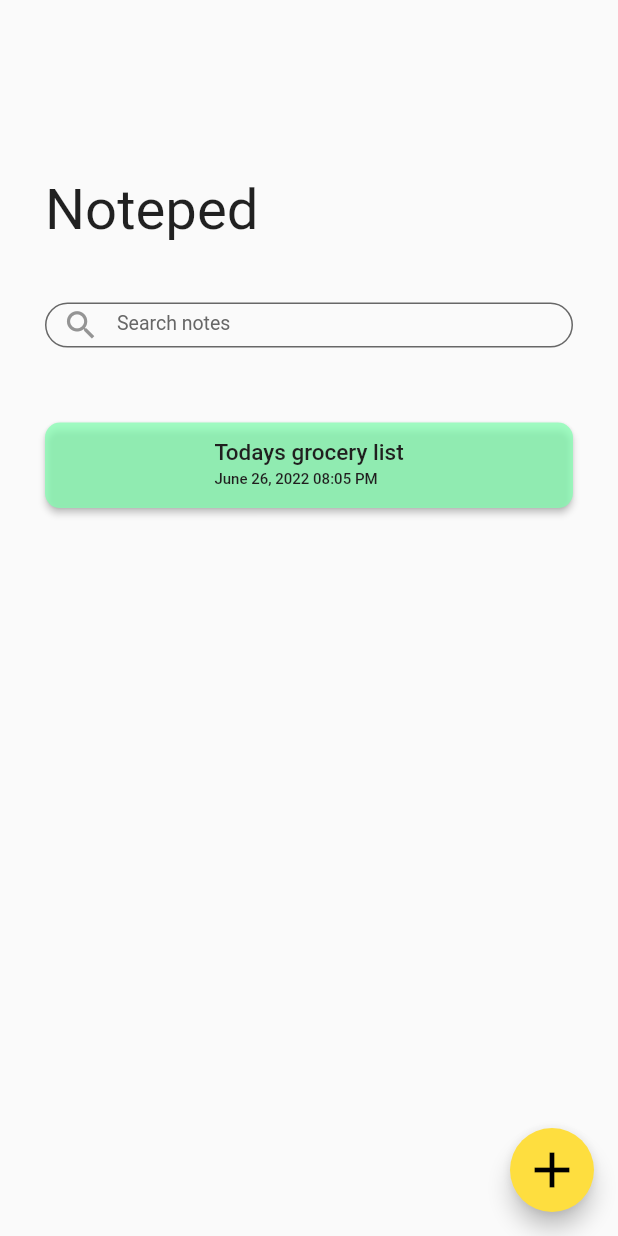
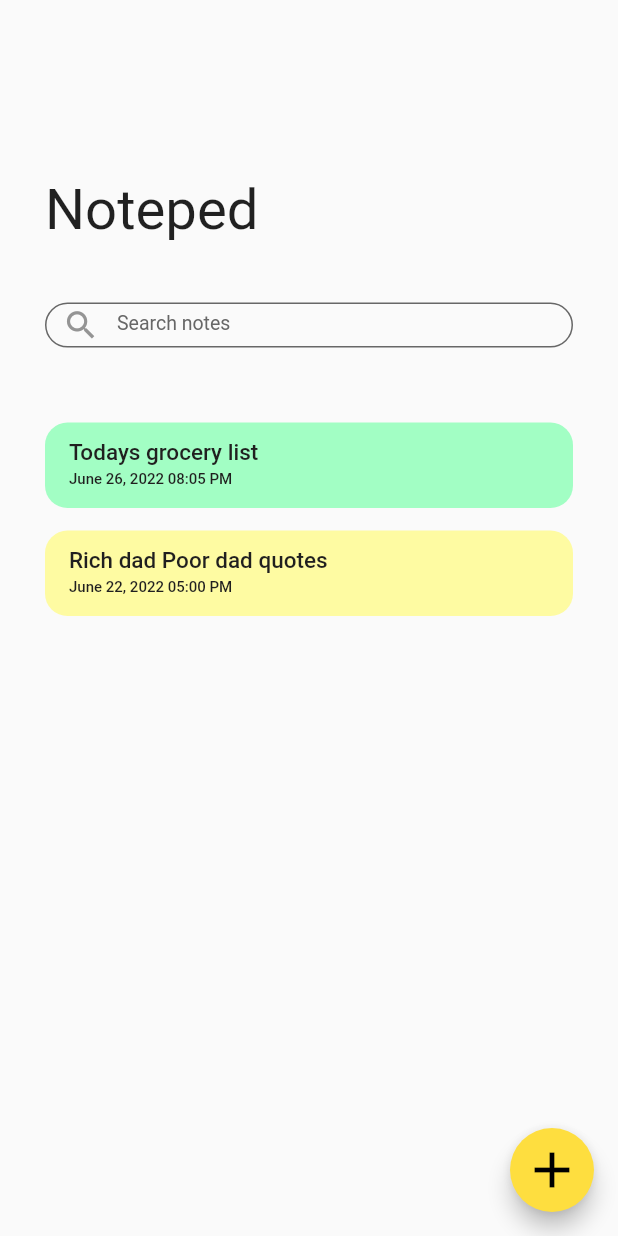
Before and after one commit to Saeed-Sabra/note_task_3, a Flutter app: the screen it shows after launch, on a phone screen of 412 x 824 dp. Run offline on Flutter 3.47's test engine with Material 2 defaults, Android fonts, the phone set to English and light mode, and no system bars.

Commit message:
4 commit

```diff
--- a/lib/Home_screen.dart
+++ b/lib/Home_screen.dart
@@ -69,11 +69,14 @@ class _Home_screenState extends State<Home_screen> {
               child: ElevatedButton(
                 onPressed: () {},
                 style: ElevatedButton.styleFrom(
+                    elevation: 0,
                     backgroundColor: Color.fromRGBO(130, 255, 176, 0.73),
                     shape: RoundedRectangleBorder(
-                      borderRadius: BorderRadius.circular(10),
+                      borderRadius: BorderRadius.circular(15),
                     )),
-                child: Column(
+                child: Row(
+                  children: [
+                    Column(
                       crossAxisAlignment: CrossAxisAlignment.start,
                       children: const [
                         Padding(
@@ -100,6 +103,60 @@ class _Home_screenState extends State<Home_screen> {
                         ),
                       ],
                     ),
+                    const SizedBox(
+                      width: 50,
+                    )
+                  ],
+                ),
+              ),
+            ),
+            const SizedBox(
+              height: 15,
+            ),
+            SizedBox(
+              width: double.infinity,
+              child: ElevatedButton(
+                onPressed: () {},
+                style: ElevatedButton.styleFrom(
+                    elevation: 0,
+                    backgroundColor: Color.fromRGBO(255, 251, 130, 0.73),
+                    shape: RoundedRectangleBorder(
+                      borderRadius: BorderRadius.circular(15),
+                    )),
+                child: Row(
+                  children: [
+                    Column(
+                      crossAxisAlignment: CrossAxisAlignment.start,
+                      children: const [
+                        Padding(
+                          padding: EdgeInsets.only(bottom: 3, top: 11),
+                          child: Text(
+                            'Rich dad Poor dad quotes',
+                            style: TextStyle(
+                              fontSize: 15,
+                              color: Color.fromRGBO(32, 31, 31, 1),
+                            ),
+                          ),
+                        ),
+                        Padding(
+                          padding: EdgeInsets.only(
+                            bottom: 13,
+                          ),
+                          child: Text(
+                            'June 22, 2022 05:00 PM',
+                            style: TextStyle(
+                              fontSize: 10,
+                              color: Color.fromRGBO(32, 31, 31, 1),
+                            ),
+                          ),
+                        ),
+                      ],
+                    ),
+                    const SizedBox(
+                      width: 50,
+                    )
+                  ],
+                ),
               ),
             )
           ],
--- a/lib/main.dart
+++ b/lib/main.dart
@@ -1,5 +1,4 @@
 import 'package:flutter/material.dart';
-import 'package:note_task_3/Home_screen.dart';
 import 'package:note_task_3/opening.dart';
 
 void main() {
@@ -18,7 +17,7 @@ class MyApp extends StatelessWidget {
       theme: ThemeData(
         primarySwatch: Colors.blue,
       ),
-      home: const Home_screen(),
+      home: const opening(),
     );
   }
 }
--- a/lib/opening.dart
+++ b/lib/opening.dart
@@ -16,7 +16,7 @@ class _openingState extends State<opening> {
   @override
   void initState() {
     super.initState();
-    Timer(const Duration(seconds: 2), () {
+    Timer(const Duration(seconds: 3), () {
       Navigator.push(
         context,
         MaterialPageRoute(builder: (context) => const Home_screen()),
```
Lines whose indentation alone changed are shown as unchanged.
